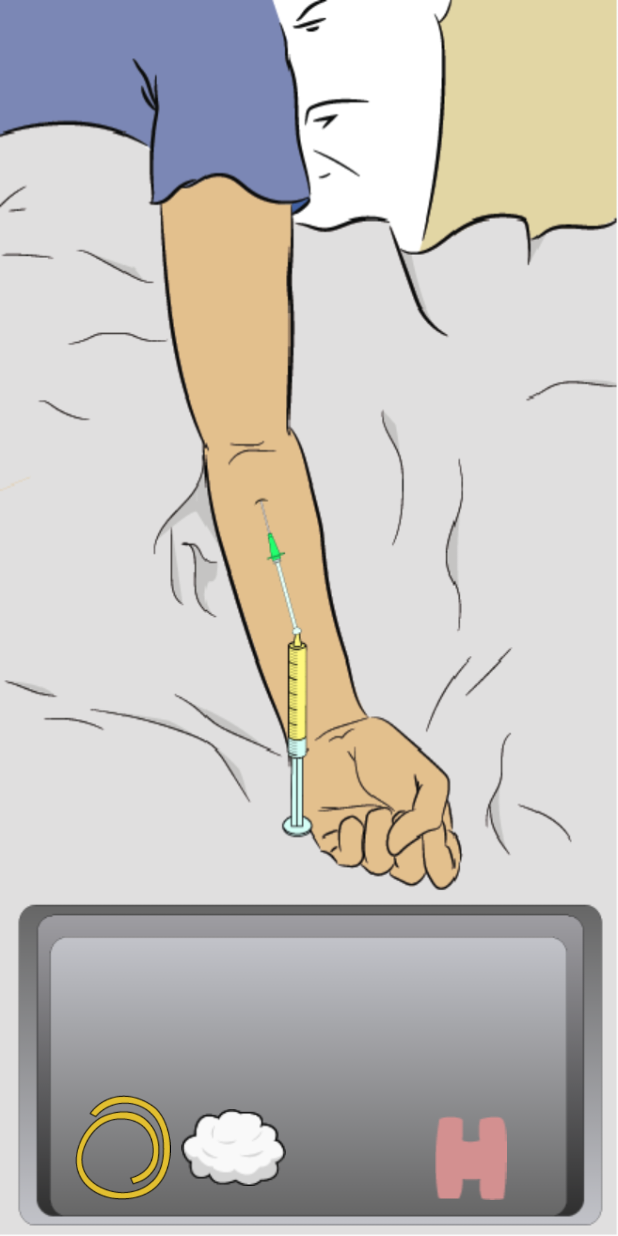
After one commit to gabicfa/venipuncture-app, an Android app: the MedicamentoActivity screen opened directly, with no data from a screen before it, on a phone screen of 412 x 824 dp. The commit adds this screen. Run offline under Robolectric (Android 15) with nearby library versions, the phone set to English and light mode, and no system bars.

Commit message:
Muitas Coisas

```diff
--- a/app/src/main/java/br/edu/insper/puncaovenosa/AdesivoActivity.java
+++ b/app/src/main/java/br/edu/insper/puncaovenosa/AdesivoActivity.java
@@ -2,12 +2,17 @@ package br.edu.insper.puncaovenosa;
 
 import android.support.v7.app.AppCompatActivity;
 import android.os.Bundle;
+import android.view.View;
+import android.widget.ImageView;
 
 public class AdesivoActivity extends AppCompatActivity {
+    private ImageView cateter;
 
     @Override
     protected void onCreate(Bundle savedInstanceState) {
         super.onCreate(savedInstanceState);
         setContentView(R.layout.activity_adesivo);
+        this.cateter = (ImageView) findViewById(R.id.cateter);
+        cateter.setVisibility(View.INVISIBLE);
     }
 }
--- /dev/null
+++ b/app/src/main/java/br/edu/insper/puncaovenosa/MedicamentoActivity.java
@@ -0,0 +1,64 @@
+package br.edu.insper.puncaovenosa;
+
+import android.content.Intent;
+import android.support.v7.app.AppCompatActivity;
+import android.os.Bundle;
+import android.view.MotionEvent;
+import android.view.View;
+import android.widget.ImageView;
+import android.widget.RelativeLayout;
+
+public class MedicamentoActivity extends AppCompatActivity {
+
+    private ImageView cateter;
+    private ImageView seringa;
+    private int lineX = 715;
+    private int lineY = 1445;
+    private int seringan;
+
+    private RelativeLayout myLayout;
+    @Override
+    protected void onCreate(Bundle savedInstanceState) {
+        super.onCreate(savedInstanceState);
+        setContentView(R.layout.activity_medicamento);
+
+        myLayout = (RelativeLayout) findViewById(R.id.medicamento_activity);
+
+        this.cateter = (ImageView) findViewById(R.id.cateter);
+        this.seringa = (ImageView) findViewById(R.id.seringa);
+        seringa.setVisibility(View.INVISIBLE);
+        cateter.setVisibility(View.INVISIBLE);
+
+
+        assert myLayout != null;
+        myLayout.setOnTouchListener(new RelativeLayout.OnTouchListener() {
+            public boolean onTouch(View v, MotionEvent m) {
+                handleTouch(m);
+                return true;
+            }
+        });
+
+    }
+    void handleTouch(MotionEvent m) {
+        int pointerCount = m.getPointerCount();
+
+        for (int i = 0; i < pointerCount; i++) {
+
+            int dx = (int) m.getX(i);
+            int dy = (int) m.getY(i);
+
+            System.out.println("Cateter X: " + seringa.getX() + ", finger X: " + dx);
+            System.out.println("Cateter Y: " + seringa.getY() + ", finger Y: " + dy);
+
+            if ((dy <= lineY + 70) && ((dx <= lineX + 80 && dx <= lineX + 80))) {
+                System.out.println("seringa");
+                seringan = 1;
+                //startActivity(new Intent(Tri.this, TirarGarroteActivity.class));
+            }
+            if (seringan == 1) {
+                startActivity(new Intent(MedicamentoActivity.this, AdesivoActivity.class));
+
+            }
+        }
+    }
+}
--- /dev/null
+++ b/app/src/main/res/layout/activity_medicamento.xml
@@ -0,0 +1,72 @@
+<?xml version="1.0" encoding="utf-8"?>
+<RelativeLayout xmlns:android="http://schemas.android.com/apk/res/android"
+    xmlns:tools="http://schemas.android.com/tools"
+    android:layout_width="match_parent"
+    android:layout_height="match_parent"
+    android:id="@+id/medicamento_activity"
+    android:paddingBottom="@dimen/activity_vertical_margin"
+    android:paddingLeft="@dimen/activity_horizontal_margin"
+    android:paddingRight="@dimen/activity_horizontal_margin"
+    android:paddingTop="@dimen/activity_vertical_margin"
+    android:background="@drawable/arm_seringa_cateter"
+    tools:context=".MedicamentoActivity">
+
+
+    <RelativeLayout
+        android:layout_width="fill_parent"
+        android:layout_height="match_parent"
+        android:layout_centerInParent="true"
+        android:gravity="bottom"
+        android:orientation="horizontal"
+        android:weightSum="1">
+
+        <ImageView
+            android:layout_width="77dp"
+            android:layout_height="85dp"
+            android:id="@+id/garrote"
+            android:src="@drawable/garrote"
+            android:layout_gravity="bottom"
+            android:layout_alignBottom="@+id/algodao"
+            android:layout_alignTop="@+id/algodao"
+            android:layout_toLeftOf="@+id/algodao"
+            android:layout_toStartOf="@+id/algodao" />
+
+        <ImageView
+            android:layout_width="70dp"
+            android:layout_height="70dp"
+            android:id="@+id/algodao"
+            android:src="@drawable/algodao"
+            android:layout_toLeftOf="@+id/cateter"
+            android:layout_gravity="bottom"
+            android:layout_alignBottom="@+id/adesivo" />
+
+        <ImageView
+            android:layout_width="30dp"
+            android:layout_height="wrap_content"
+            android:id="@id/cateter"
+            android:layout_centerHorizontal="true"
+            android:src="@drawable/cateter"
+            android:layout_gravity="bottom"
+            android:layout_weight="0.17" />
+
+        <ImageView
+            android:layout_width="60dp"
+            android:layout_height="116dp"
+            android:id="@+id/seringa"
+            android:layout_toRightOf="@+id/cateter"
+            android:src="@drawable/seringa"
+            android:layout_weight="0.22" />
+
+        <ImageView
+            android:layout_width="66dp"
+            android:layout_height="wrap_content"
+            android:id="@+id/adesivo"
+            android:src="@drawable/adesivo"
+            android:layout_gravity="bottom"
+            android:layout_alignBottom="@id/cateter"
+            android:layout_toRightOf="@+id/seringa"
+            android:layout_toEndOf="@+id/seringa" />
+
+    </RelativeLayout>
+
+</RelativeLayout>
--- a/app/src/main/res/values/styles.xml
+++ b/app/src/main/res/values/styles.xml
@@ -8,9 +8,7 @@
         <item name="colorAccent">@color/colorAccent</item>
     </style>
 
-    <style name="NoActionBar" parent="Theme.AppCompat.DayNight.NoActionBar"/>
-
-    <style name="NoAnimation" parent="android:Theme">
+    <style name="NoActionBar" parent="Theme.AppCompat.DayNight.NoActionBar">
         <item name="android:windowAnimationStyle">@null</item>
     </style>
 </resources>
```
Also changed, not shown: app/src/main/AndroidManifest.xml (+9 -0 lines), app/src/main/java/br/edu/insper/puncaovenosa/CateterActivity.java (+4 -4 lines), app/src/main/java/br/edu/insper/puncaovenosa/GarroteActivity.java (+5 -7 lines), app/src/main/java/br/edu/insper/puncaovenosa/SeringaActivity.java (+4 -5 lines), app/src/main/java/br/edu/insper/puncaovenosa/TirarGarroteActivity.java (added, +84 -0 lines), app/src/main/java/br/edu/insper/puncaovenosa/TirarSeringaActivity.java (added, +13 -0 lines), app/src/main/res/layout/activity_tirar_garrote.xml (added, +72 -0 lines), app/src/main/res/layout/activity_tirar_seringa.xml (added, +12 -0 lines), app/src/main/res/drawable/arm.png (added), app/src/main/res/drawable/arm_bandeja_sinal.png (added), app/src/main/res/drawable/arm_cateter_garrote.png (added), app/src/main/res/drawable/arm_dot.png (added), app/src/main/res/drawable/arm_garrote.png (added), app/src/main/res/drawable/arm_garrote_sinalizado.png (added), 2 more files.
